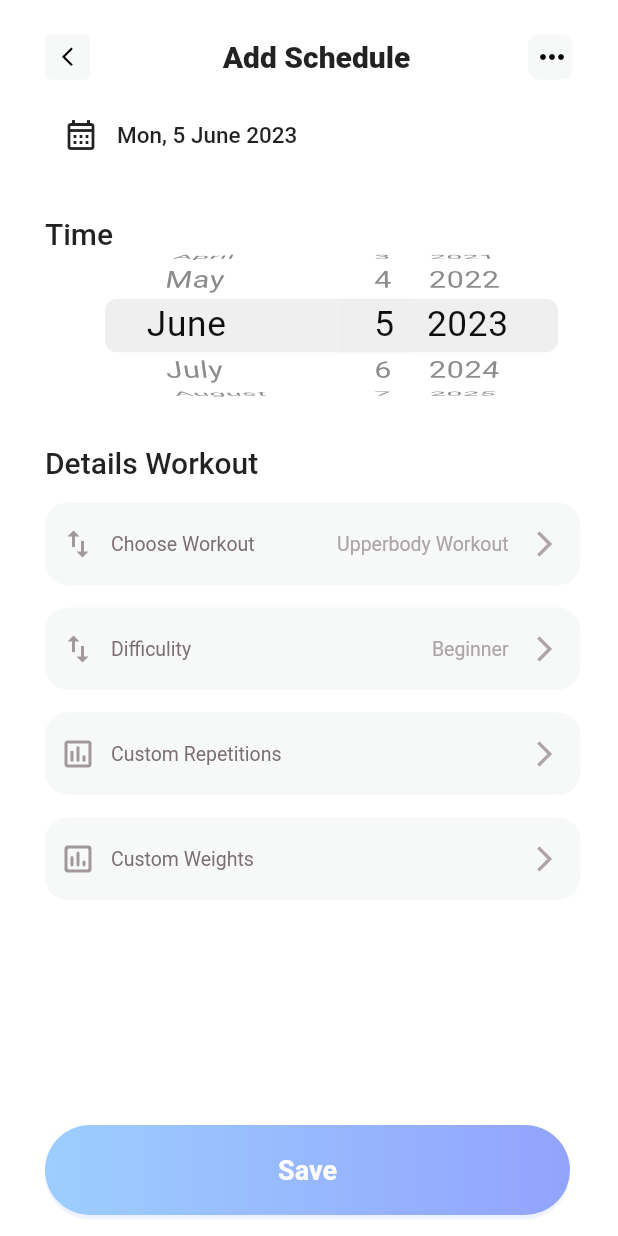
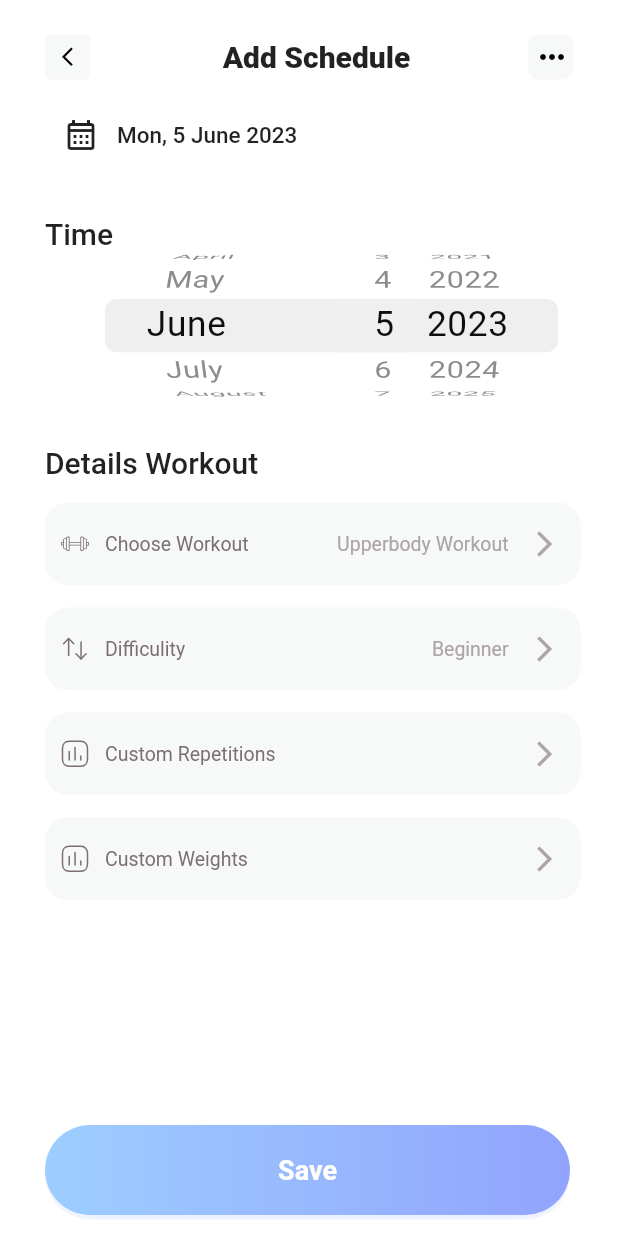
Before and after one commit to TrungThong137/fixnext, a Flutter app: the screen it shows after launch, on a phone screen of 412 x 824 dp. Run offline on Flutter 3.47's test engine with Material 2 defaults, Android fonts, the light colour scheme and no system bars; our stand-ins replace flutter_svg.

Commit message:
add svg  icon

```diff
--- a/lib/page/schedule.dart
+++ b/lib/page/schedule.dart
@@ -1,6 +1,7 @@
 import 'package:flutter/cupertino.dart';
 import 'package:flutter/material.dart';
 import 'package:intl/intl.dart';
+import 'package:flutter_svg/flutter_svg.dart';
 
 class Schedule extends StatefulWidget {
   const Schedule({super.key});
@@ -61,25 +62,25 @@ class _ScheduleState extends State<Schedule> {
                 ),
 
                 detailsWorkout(
+                  svgPicture: 'assets/dumbell.svg',
                   text:  "Choose Workout",
-                  iconLeading: Icons.swap_vert_sharp,
                   textTraining: "Upperbody Workout"
                 ),
 
                 detailsWorkout(
                   text:  "Difficulity",
-                  iconLeading: Icons.swap_vert_sharp,
+                  svgPicture: 'assets/Icon-Swap.svg',
                   textTraining: "Beginner"
                 ),
 
                 detailsWorkout(
                   text:  "Custom Repetitions",
-                  iconLeading: Icons.insert_chart_outlined_outlined,
+                  svgPicture: 'assets/Icon-Repetitions.svg'
                 ),
 
                 detailsWorkout(
                   text:  "Custom Weights",
-                  iconLeading: Icons.insert_chart_outlined_rounded,
+                  svgPicture: 'assets/Icon-Repetitions.svg'
                 ),
 
                 Padding(
@@ -190,7 +191,7 @@ class _ScheduleState extends State<Schedule> {
     );
   }
 
-  Widget detailsWorkout({required text,required iconLeading,
+  Widget detailsWorkout({required text, required svgPicture,
     textTraining,}){
     return Padding(
       padding: const EdgeInsets.only(right: 25, top: 15),
@@ -203,7 +204,9 @@ class _ScheduleState extends State<Schedule> {
         child: Row(
           children: [
             const SizedBox(width: 10,),
-            Icon(iconLeading, color: const Color.fromRGBO(123, 111, 114, 0.7)),
+            SvgPicture.asset(
+              svgPicture,
+            ),
             const SizedBox(width: 10,),
             Text(
               text,
@@ -283,28 +286,3 @@ class _ScheduleState extends State<Schedule> {
     );
   }
 }
-
-// Card(
-//   elevation: 4,
-//   margin: EdgeInsets.all(10),
-//   shape: RoundedRectangleBorder(borderRadius: BorderRadius.circular(10)),
-//   child: Container(
-//     padding: EdgeInsets.all(20),
-//     margin: EdgeInsets.all(20),
-//     decoration: BoxDecoration(
-//       borderRadius: new BorderRadius.all(new Radius.circular(10.0)),
-//       image: DecorationImage(
-//         image: NetworkImage('https://picsum.photos/500'),
-//         fit: BoxFit.cover,
-//       ),
-//     ),
-//     child: ListTile(
-//       leading: Image.network('https://picsum.photos/200'),
-//       title: Text('Title', style: TextStyle(fontSize: 20)),
-//       subtitle: Text('Subtitle', style: TextStyle(fontSize: 16)),
-//       trailing: Icon(Icons.arrow_forward),
-//       contentPadding: EdgeInsets.symmetric(horizontal: 10, vertical: 5),
-//       dense: true,
-//     ),
-//   ),
-// ),
```
Also changed, not shown: assets/Filter.svg (added), assets/Icon-Repetitions.svg (added), assets/Icon-Swap.svg (added), assets/dumbell.svg (added).
